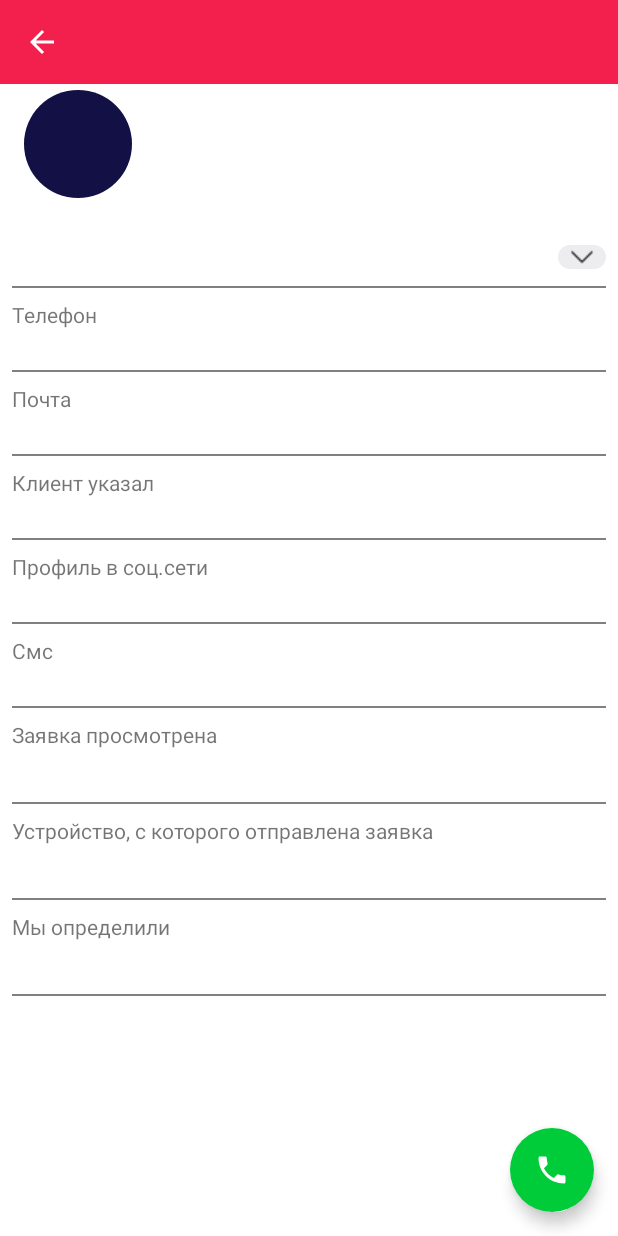
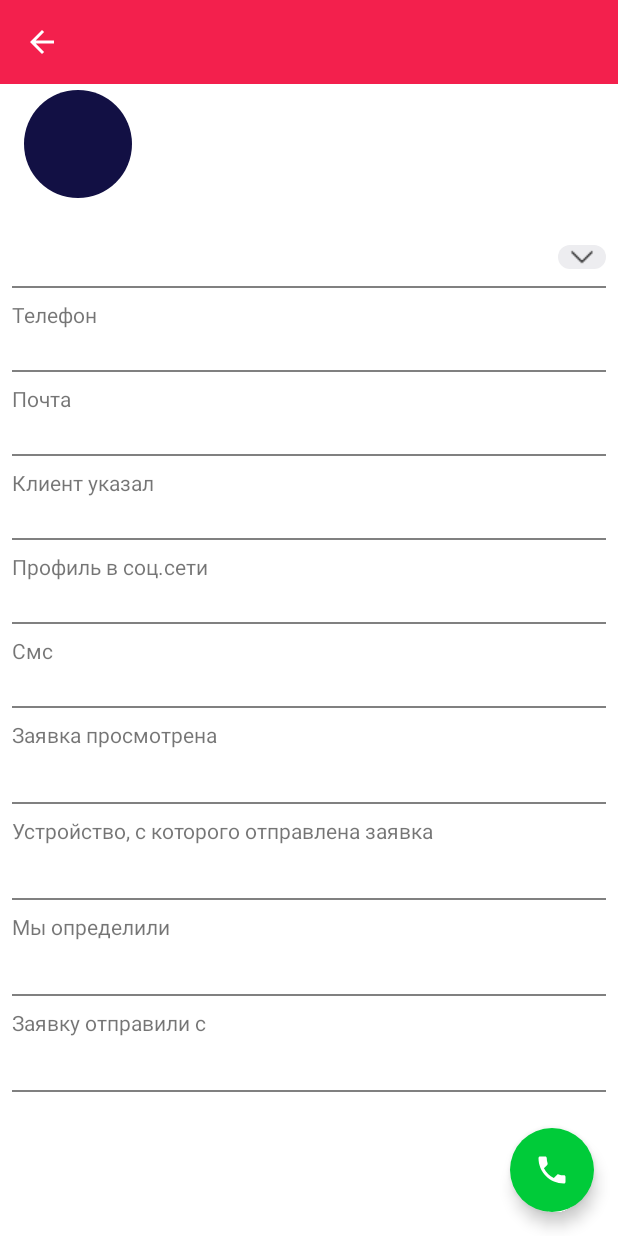
Before and after one commit to VdovinN/Venyoo, an Android app: the LeadDetailActivity screen opened directly, with no data from a screen before it, on a phone screen of 412 x 824 dp. Run offline under Robolectric (Android 15) with nearby library versions, the phone set to English and light mode, and no system bars; our stand-ins replace CircleImageView, Dagger/Hilt's generated code, Picasso, RxJava; libraries missing offline, so code that uses them is left out: com.amulyakhare.textdrawable, com.jakewharton.rxbinding2, com.r0adkll.slidr; pictures from the network do not load; 2 statements that could not run were skipped.

Commit message:
base commit;

```diff
--- a/app/src/main/java/com/app/venyoo/network/VenyooApi.kt
+++ b/app/src/main/java/com/app/venyoo/network/VenyooApi.kt
@@ -13,6 +13,6 @@ interface VenyooApi {
     fun login(@Query("email") email: String, @Query("password") password: String): Observable<Response<Login>>
 
     @POST("/rest/leads")
-    fun getLeads(@Query("token") token: String): Observable<Data>
+    fun getLeads(@Query("token") token: String, @Query("page") page: Int): Observable<Data>
 
 }
--- a/app/src/main/java/com/app/venyoo/screens/lead/main/structure/LeadView.kt
+++ b/app/src/main/java/com/app/venyoo/screens/lead/main/structure/LeadView.kt
@@ -14,4 +14,5 @@ interface LeadView : BaseView {
 
     fun swipeToResfresh(): Observable<Any>
     fun setRefreshing(isRefreshing: Boolean)
+    fun addLeads(leadList: MutableList<Lead>)
 }
--- a/app/src/main/res/layout/lead_detail_layout.xml
+++ b/app/src/main/res/layout/lead_detail_layout.xml
@@ -278,6 +278,27 @@
                 android:layout_height="1dp"
                 android:background="@color/generalGray" />
 
+            <TextView
+                android:id="@+id/leadUserUrlTitleTextView"
+                android:layout_width="wrap_content"
+                android:layout_height="wrap_content"
+                android:layout_marginBottom="8dp"
+                android:layout_marginTop="8dp"
+                android:text="@string/lead_sent" />
+
+            <TextView
+                android:id="@+id/leadUserUrlTextView"
+                android:layout_width="wrap_content"
+                android:layout_height="wrap_content"
+                android:layout_marginBottom="8dp"
+                android:textColor="@color/opacityBlack" />
+
+            <View
+                android:id="@+id/leadUserUrlLineView"
+                android:layout_width="match_parent"
+                android:layout_height="1dp"
+                android:background="@color/generalGray" />
+
         </LinearLayout>
 
     </ScrollView>
--- a/app/src/main/res/values/strings.xml
+++ b/app/src/main/res/values/strings.xml
@@ -35,4 +35,6 @@
     <string name="from_mobile">С мобильного телефона</string>
     <string name="client_select">Клиент указал</string>
     <string name="we_define">Мы определили</string>
+    <string name="lead_sent">Заявку отправили с</string>
+    <string name="loading">Загрузка...</string>
 </resources>
--- a/app/src/main/res/values/styles.xml
+++ b/app/src/main/res/values/styles.xml
@@ -41,7 +41,10 @@
         <item name="colorPrimaryDark">@color/redStatusBarColor</item>
         <item name="android:windowIsTranslucent">true</item>
         <item name="android:windowBackground">@android:color/transparent</item>
+    </style>
 
+    <style name="FooterProgressBarTheme" parent="AppTheme">
+        <item name="colorAccent">@color/generalRed</item>
     </style>
 
 </resources>
```
Also changed, not shown: app/src/main/java/com/app/venyoo/screens/lead/detail/LeadDetailActivity.kt (+8 -0 lines), app/src/main/java/com/app/venyoo/screens/lead/main/LeadFragment.kt (+35 -1 lines), app/src/main/java/com/app/venyoo/screens/lead/main/adapter/LeadAdapter.kt (+20 -1 lines), app/src/main/java/com/app/venyoo/screens/lead/main/structure/LeadPresenter.kt (+9 -2 lines), app/src/main/res/layout/lead_item_loading_layout.xml (added, +33 -0 lines).
